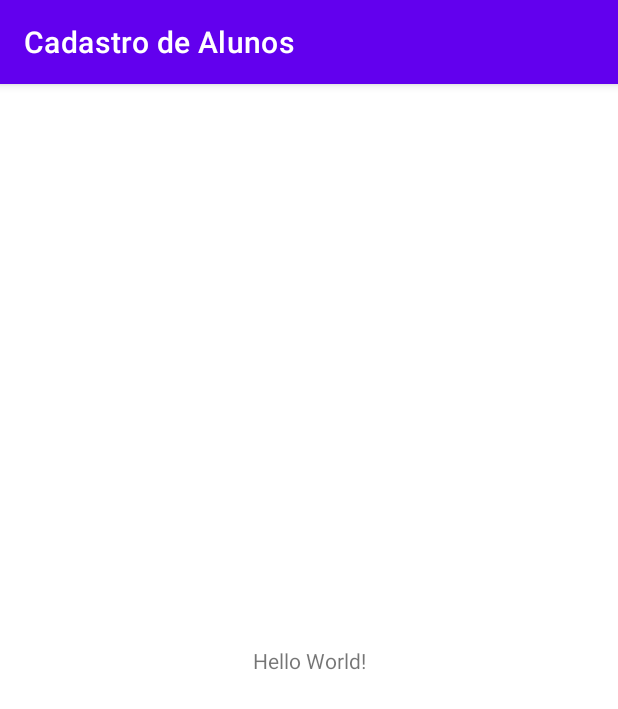
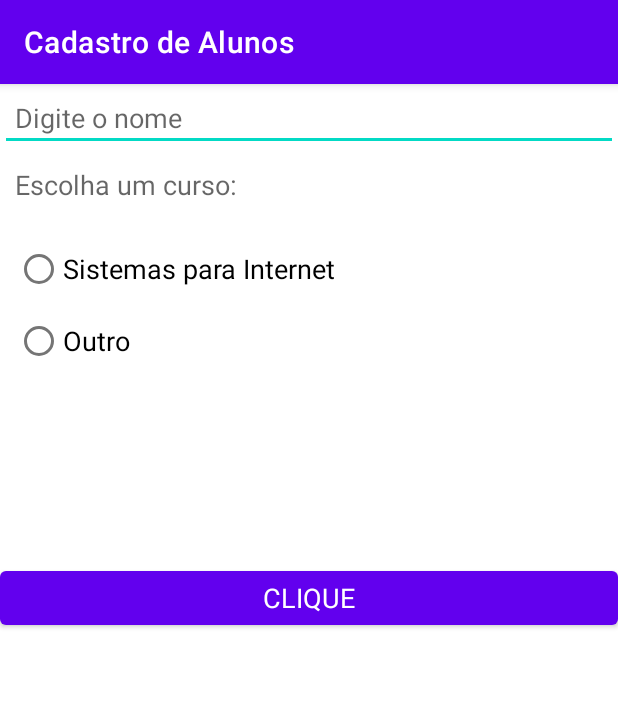
Before and after one commit to JhonatanSSantiago/PDM1-Cadastro_de_Alunos, an Android app: the screen it shows after launch (MainActivity), on a phone screen of 412 x 824 dp. Shown: the top 709 px of the screen. Run offline under Robolectric (Android 15) with nearby library versions, the phone set to English and light mode, and no system bars.

Commit message:
Criação do layout da tela

```diff
--- a/app/src/main/res/layout/activity_main.xml
+++ b/app/src/main/res/layout/activity_main.xml
@@ -1,18 +1,103 @@
 <?xml version="1.0" encoding="utf-8"?>
-<androidx.constraintlayout.widget.ConstraintLayout xmlns:android="http://schemas.android.com/apk/res/android"
+<LinearLayout xmlns:android="http://schemas.android.com/apk/res/android"
     xmlns:app="http://schemas.android.com/apk/res-auto"
     xmlns:tools="http://schemas.android.com/tools"
     android:layout_width="match_parent"
     android:layout_height="match_parent"
+    android:orientation="vertical"
     tools:context=".MainActivity">
 
+    <EditText
+        android:layout_width="match_parent"
+        android:layout_height="wrap_content"
+        android:id="@+id/nome"
+        android:hint="Digite o nome"
+        android:textAppearance="@style/TextAppearance.AppCompat.Medium"
+        android:padding="10dp"/>
+
     <TextView
+        android:layout_width="match_parent"
+        android:layout_height="wrap_content"
+        android:text="Escolha um curso:"
+        android:textAppearance="@style/TextAppearance.AppCompat.Medium"
+        android:padding="10dp"/>
+
+    <RadioGroup
         android:layout_width="wrap_content"
         android:layout_height="wrap_content"
-        android:text="Hello World!"
-        app:layout_constraintBottom_toBottomOf="parent"
-        app:layout_constraintLeft_toLeftOf="parent"
-        app:layout_constraintRight_toRightOf="parent"
-        app:layout_constraintTop_toTopOf="parent" />
+        android:padding="10dp"
+        android:id="@+id/curso">
 
-</androidx.constraintlayout.widget.ConstraintLayout>
+        <RadioButton
+            android:layout_width="wrap_content"
+            android:layout_height="wrap_content"
+            android:text="Sistemas para Internet"
+            android:textAppearance="@style/TextAppearance.AppCompat.Medium"
+            android:id="@+id/sistemas"/>
+
+        <RadioButton
+            android:layout_width="wrap_content"
+            android:layout_height="wrap_content"
+            android:text="Outro"
+            android:textAppearance="@style/TextAppearance.AppCompat.Medium"
+            android:id="@+id/outro"/>
+
+    </RadioGroup>
+
+    <TextView
+        android:layout_width="match_parent"
+        android:layout_height="wrap_content"
+        android:text="Escolha uma disciplina:"
+        android:textAppearance="@style/TextAppearance.AppCompat.Medium"
+        android:visibility="invisible"
+        android:padding="10dp"/>
+
+    <Spinner
+        android:layout_width="wrap_content"
+        android:layout_height="wrap_content"
+        android:padding="10dp"
+        android:visibility="invisible"
+        android:id="@+id/spinner"/>
+
+    <EditText
+        android:layout_width="match_parent"
+        android:layout_height="wrap_content"
+        android:id="@+id/nota"
+        android:hint="Digite a nota"
+        android:textAppearance="@style/TextAppearance.AppCompat.Medium"
+        android:visibility="invisible"
+        android:padding="10dp"/>
+
+    <Button
+        android:layout_width="match_parent"
+        android:layout_height="wrap_content"
+        android:text="CLIQUE"
+        android:onClick="clicar"
+        android:textAppearance="@style/TextAppearance.AppCompat.Medium"
+        android:id="@+id/button"/>
+
+    <ProgressBar
+        android:layout_width="match_parent"
+        android:layout_height="wrap_content"
+        android:padding="10dp"
+        android:id="@+id/progressbar"
+        android:progress="0"
+        android:indeterminate="false"
+        android:max="100"
+        android:visibility="invisible"
+        style="@style/Widget.AppCompat.ProgressBar"/>
+
+    <TextView
+        android:layout_width="match_parent"
+        android:layout_height="wrap_content"
+        android:padding="10dp"
+        android:id="@+id/textViewResultado"
+        android:text=""/>
+
+
+
+
+
+
+
+</LinearLayout>
```
